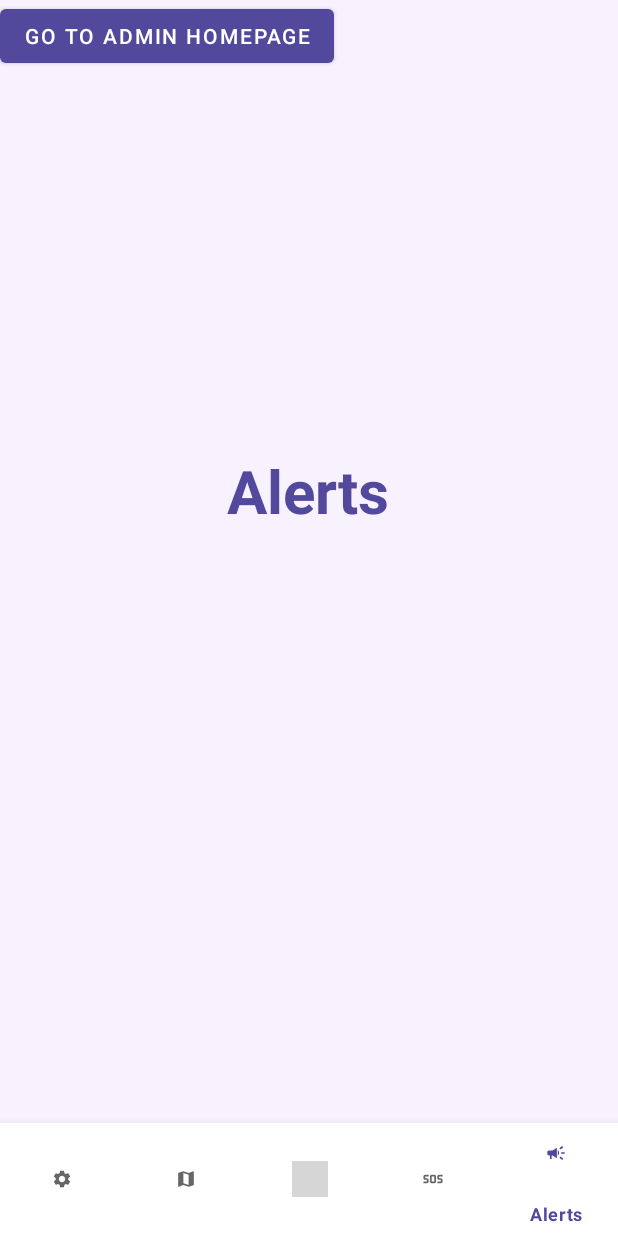
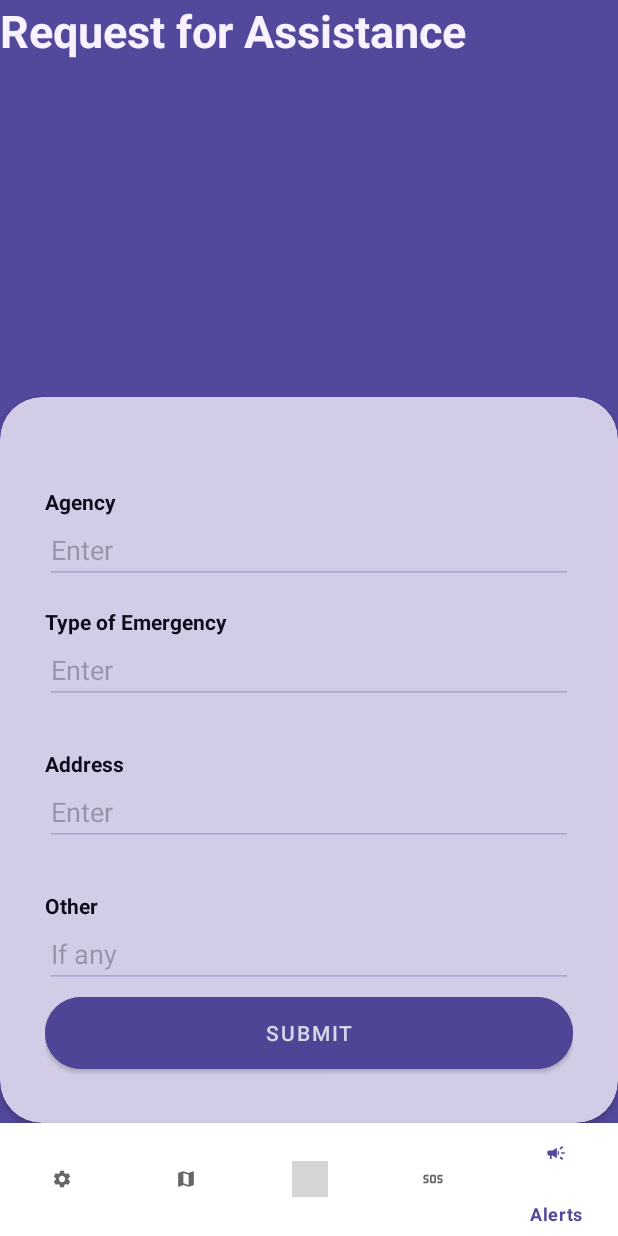
Before and after one commit to Kr1mson/RAKSHA, an Android app: the screen it shows after launch once a user with an empty profile is signed in (MainActivity), item 5 of the bottom bar chosen, on a phone screen of 412 x 824 dp. Run offline under Robolectric (Android 15) with nearby library versions, the phone set to English and light mode, and no system bars; our stand-ins replace Firebase (no records; nobody signed in at launch, a user with empty details on screens opened directly); grey boxes are pictures that could not be loaded.

Commit message:
Commit 18

```diff
--- a/app/src/main/java/com/example/raksha/Alerts.java
+++ b/app/src/main/java/com/example/raksha/Alerts.java
@@ -7,16 +7,20 @@ import androidx.fragment.app.Fragment;
 import android.view.LayoutInflater;
 import android.view.View;
 import android.view.ViewGroup;
+import android.widget.AdapterView;
+import android.widget.ArrayAdapter;
+import android.widget.EditText;
+import android.widget.Spinner;
+
+import java.util.Objects;
 
 
 public class Alerts extends Fragment {
 
+    String a;
+    View view;
     public Alerts(){}
-    @Override
-    public void onCreate(Bundle savedInstanceState) {
-        super.onCreate(savedInstanceState);
 
-    }
 
     @Override
     public View onCreateView(LayoutInflater inflater, ViewGroup container,
@@ -24,4 +28,5 @@ public class Alerts extends Fragment {
         // Inflate the layout for this fragment
         return inflater.inflate(R.layout.fragment_alerts, container, false);
     }
+
 }
--- a/app/src/main/java/com/example/raksha/MainActivity.java
+++ b/app/src/main/java/com/example/raksha/MainActivity.java
@@ -22,18 +22,12 @@ public class MainActivity extends AppCompatActivity implements BottomNavigationV
     protected void onCreate(Bundle savedInstanceState) {
         super.onCreate(savedInstanceState);
         setContentView(R.layout.activity_main);
-        btn=findViewById(R.id.map_button);
+
         bottomNavigationView = findViewById(R.id.bottomNavigationView);
         bottomNavigationView.setOnNavigationItemSelectedListener(this);
         bottomNavigationView.setSelectedItemId(R.id.Home);
 
-        btn.setOnClickListener(new View.OnClickListener() {
-            @Override
-            public void onClick(View v) {
-                Intent i = new Intent(getApplicationContext(),MainActivity2.class);
-                startActivity(i);
-            }
-        });
+
 
     }
     Map firstFragment = new Map();
--- a/app/src/main/res/layout/activity_main.xml
+++ b/app/src/main/res/layout/activity_main.xml
@@ -31,13 +31,6 @@
 
 
 
-        <Button
-            android:id="@+id/map_button"
-            android:layout_width="wrap_content"
-            android:layout_height="wrap_content"
-            android:layout_gravity="top"
-            android:text="Go to Admin Homepage"
-            />
 
 
 
--- a/app/src/main/res/layout/fragment_alerts.xml
+++ b/app/src/main/res/layout/fragment_alerts.xml
@@ -5,28 +5,133 @@
     android:layout_height="match_parent"
     xmlns:app="http://schemas.android.com/apk/res-auto"
     tools:context=".Alerts"
-    android:background="@color/sec">
+    android:background="@color/prim">
 
-    <LinearLayout
+    <RelativeLayout
         android:layout_width="match_parent"
         android:layout_height="wrap_content"
         android:orientation="vertical">
         <View
             android:layout_width="wrap_content"
-            android:layout_height="300dp"/>
+            android:layout_height="25dp"/>
         <TextView
             android:layout_width="wrap_content"
             android:layout_height="wrap_content"
-            android:text="Alerts"
+            android:text="Request for Assistance"
             android:textStyle="bold"
-            android:textColor="@color/prim"
-            android:textSize="40sp"
+            android:textColor="@color/sec"
+            android:textSize="30sp"
             android:layout_gravity="center"/>
-        <View
-            android:layout_width="wrap_content"
-            android:layout_height="300dp"/>
+        <androidx.cardview.widget.CardView
+            android:layout_width="match_parent"
+            android:layout_height="wrap_content"
+            android:layout_alignParentBottom="true"
+            app:cardCornerRadius="28dp"
+            app:cardBackgroundColor="@color/sec"
+            android:layout_marginBottom="-20dp"
+            android:id="@+id/card_view_login"
+            android:alpha="0.8">
+            <LinearLayout
+                android:layout_width="match_parent"
+                android:layout_height="wrap_content"
+                android:orientation="vertical"
+                android:backgroundTint="@color/sec"
+                android:padding="30dp">
+                <View
+                    android:layout_width="wrap_content"
+                    android:layout_height="30dp"/>
+                <TextView
+                    android:layout_width="wrap_content"
+                    android:layout_height="wrap_content"
+                    android:text="Agency "
+                    android:textColor="@color/black"
+                    android:textStyle="bold"
+                    />
+                <EditText
+                    android:layout_width="match_parent"
+                    android:layout_height="wrap_content"
+                    android:id="@+id/em_edtxt"
+                    android:inputType="textEmailAddress"
+                    android:hint="Enter "
+                    android:textColorHint="@color/black"
+                    android:textColor="@color/black"
+                    android:alpha="0.3"
+                    android:backgroundTint="@color/prim" />
+                <View
+                    android:layout_width="wrap_content"
+                    android:layout_height="15dp"/>
+                <TextView
+                    android:layout_width="wrap_content"
+                    android:layout_height="wrap_content"
+                    android:text="Type of Emergency"
+                    android:textColor="@color/black"
+                    android:textStyle="bold"
+                    />
+                <EditText
+                    android:layout_width="match_parent"
+                    android:layout_height="wrap_content"
+                    android:id="@+id/em_edtxt1"
+                    android:inputType="textEmailAddress"
+                    android:hint="Enter "
+                    android:textColorHint="@color/black"
+                    android:textColor="@color/black"
+                    android:alpha="0.3"
+                    android:backgroundTint="@color/prim" /><View
+                android:layout_width="wrap_content"
+                android:layout_height="30dp"/>
+                <TextView
+                    android:layout_width="wrap_content"
+                    android:layout_height="wrap_content"
+                    android:text="Address"
+                    android:textColor="@color/black"
+                    android:textStyle="bold"
+                    />
+                <EditText
+                    android:layout_width="match_parent"
+                    android:layout_height="wrap_content"
+                    android:id="@+id/em_edtxt3"
+                    android:inputType="textEmailAddress"
+                    android:hint="Enter"
+                    android:textColorHint="@color/black"
+                    android:textColor="@color/black"
+                    android:alpha="0.3"
+                    android:backgroundTint="@color/prim" />
+                <View
+                    android:layout_width="wrap_content"
+                    android:layout_height="30dp"/>
+                <TextView
+                    android:layout_width="wrap_content"
+                    android:layout_height="wrap_content"
+                    android:text="Other"
+                    android:textColor="@color/black"
+                    android:textStyle="bold"
+                    />
+                <EditText
+                    android:layout_width="match_parent"
+                    android:layout_height="wrap_content"
+                    android:id="@+id/em_edtxt2"
+                    android:inputType="textEmailAddress"
+                    android:hint="If any"
+                    android:textColorHint="@color/black"
+                    android:textColor="@color/black"
+                    android:alpha="0.3"
+                    android:backgroundTint="@color/prim" />
 
-    </LinearLayout>
+                <com.google.android.material.button.MaterialButton
+                    android:layout_width="match_parent"
+                    android:layout_height="60dp"
+                    android:id="@+id/login_btn"
+                    android:text="Submit"
+                    android:backgroundTint="@color/prim"
+                    app:cornerRadius="28dp"/>
+
+
+            </LinearLayout>
+
+        </androidx.cardview.widget.CardView>
+
+
+    </RelativeLayout>
 
 
 
```
